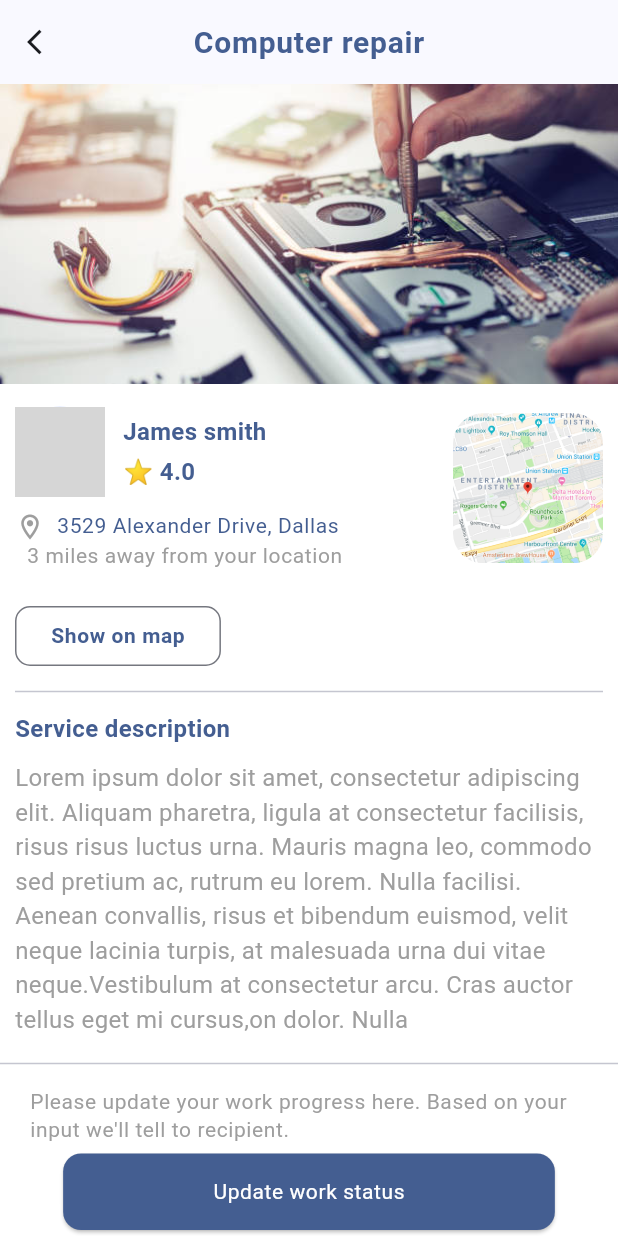
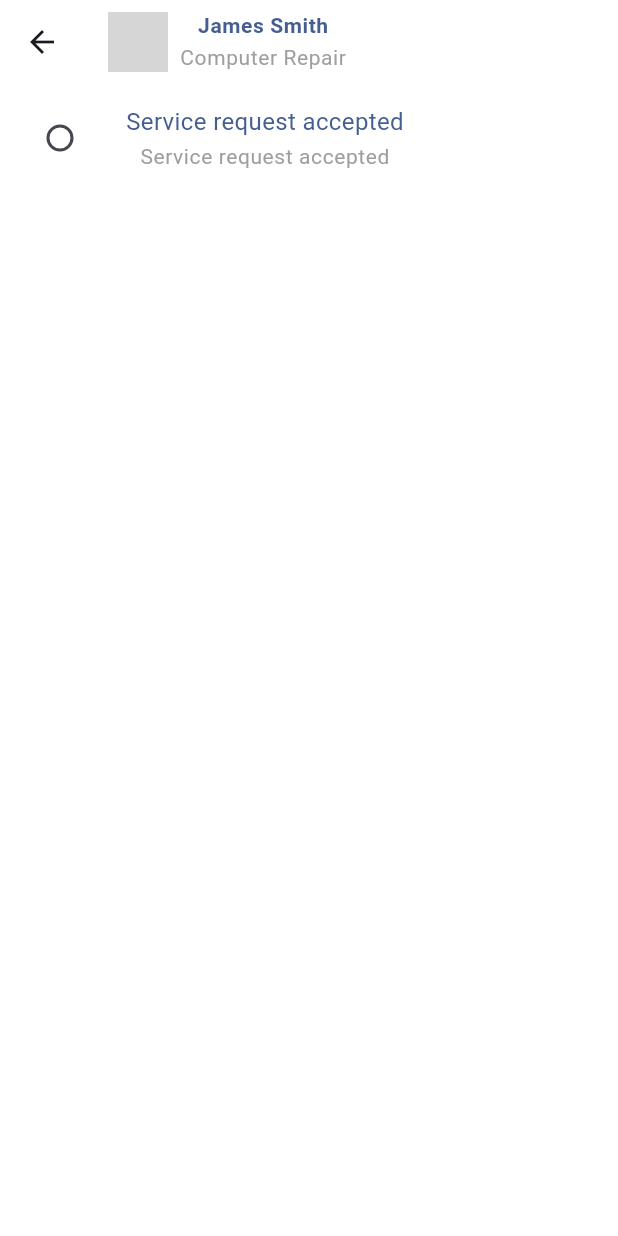
Before and after one commit to Raghav-995/Zenzzed-UI, a Flutter app: the WorkStatus screen opened directly, after a tap on "Update work status", on a phone screen of 412 x 824 dp. Run offline on Flutter 3.47's test engine with Material 3 defaults, Android fonts, the light colour scheme and no system bars; our stand-ins replace flutter_image_slideshow, get, pin_code_fields; network calls fail; grey boxes are pictures that could not be loaded.

Commit message:
1 to 17 UI pages complete

```diff
--- /dev/null
+++ b/lib/Home/View/chats/update_status.dart
@@ -0,0 +1,97 @@
+import 'package:flutter/material.dart';
+
+class UpdateStatus extends StatefulWidget {
+  const UpdateStatus({super.key});
+
+  @override
+  State<UpdateStatus> createState() => _UpdateStatusState();
+}
+
+class _UpdateStatusState extends State<UpdateStatus> {
+  String? _selectedColor;
+  @override
+  Widget build(context) {
+    return Scaffold(
+      appBar: AppBar(
+        backgroundColor: Theme.of(context).colorScheme.onPrimary,
+        title: Row(
+          children: [
+            const CircleAvatar(
+              backgroundImage: NetworkImage(
+                'https://encrypted-tbn0.gstatic.com/images?q=tbn:ANd9GcQnoPN8K0ROp9fSFAthzNm1c77VKBe5T22jtg&s',
+              ),
+              radius: 20.0, // Set the desired radius
+            ),
+            const SizedBox(
+              width: 8.0,
+            ),
+            Column(
+              children: [
+                Text(
+                  'James Smith',
+                  style: Theme.of(context).textTheme.bodySmall!.copyWith(
+                      color: Theme.of(context).colorScheme.primary,
+                      fontWeight: FontWeight.bold),
+                ),
+                const SizedBox(
+                  height: 2.0,
+                ),
+                Text(
+                  'Computer Repair',
+                  style: Theme.of(context).textTheme.bodySmall!.copyWith(
+                        color:
+                            Theme.of(context).colorScheme.onSecondaryContainer,
+                      ),
+                ),
+              ],
+            ),
+          ],
+        ),
+      ),
+      body: Column(
+        mainAxisAlignment: MainAxisAlignment.start,
+        children: [
+          Padding(
+            padding:
+                const EdgeInsets.symmetric(horizontal: 16.0, vertical: 12.0),
+            child: Row(
+              mainAxisAlignment: MainAxisAlignment.start,
+              children: [
+                Radio(
+                  activeColor: Theme.of(context).colorScheme.primary,
+                  value: 'Service requested accepted',
+                  groupValue: _selectedColor, // This is the selected value
+                  onChanged: (value) {
+                    setState(() {
+                      _selectedColor = value as String;
+                    });
+                  },
+                ),
+                const SizedBox(width: 20.0),
+                Column(
+                  children: [
+                    Text(
+                      'Service request accepted',
+                      style: Theme.of(context).textTheme.bodyMedium!.copyWith(
+                          color: Theme.of(context).colorScheme.primary),
+                    ),
+                    const SizedBox(
+                      height: 3.0,
+                    ),
+                    Text(
+                      'Service request accepted',
+                      style: Theme.of(context).textTheme.bodySmall!.copyWith(
+                          color: Theme.of(context)
+                              .colorScheme
+                              .onSecondaryContainer),
+                    ),
+                  ],
+                ),
+              ],
+            ),
+          ),
+        ],
+      ),
+    );
+  }
+}
--- a/lib/Home/View/chats/workstatus.dart
+++ b/lib/Home/View/chats/workstatus.dart
@@ -1,6 +1,7 @@
 import 'package:flutter/material.dart';
 import 'package:get/get.dart';
 import 'package:zenzzed/Home/View/chats/chat.dart';
+import 'package:zenzzed/Home/View/chats/update_status.dart';
 import 'package:zenzzed/themes/theme.dart';
 
 class WorkStatus extends StatelessWidget {
@@ -233,7 +234,10 @@ class WorkStatus extends StatelessWidget {
                     height: 6.0,
                   ),
                   ElevatedButton(
-                      onPressed: () {},
+                      onPressed: () {
+                        Navigator.of(context).push(MaterialPageRoute(
+                            builder: (builder) => const UpdateStatus()));
+                      },
                       child: Text(
                         'Update work status',
                         style: Theme.of(context).textTheme.bodySmall,
```
Also changed, not shown: lib/Home/View/chats/chat.dart (+34 -12 lines), lib/Home/View/chats/qoutes/qoutesmodalsheet1.dart (added, +81 -0 lines), lib/Home/View/chats/qoutes/qoutesmodel2.dart (added, +130 -0 lines), lib/Home/Controller/chat_controller.dart (line endings or trailing spaces).
